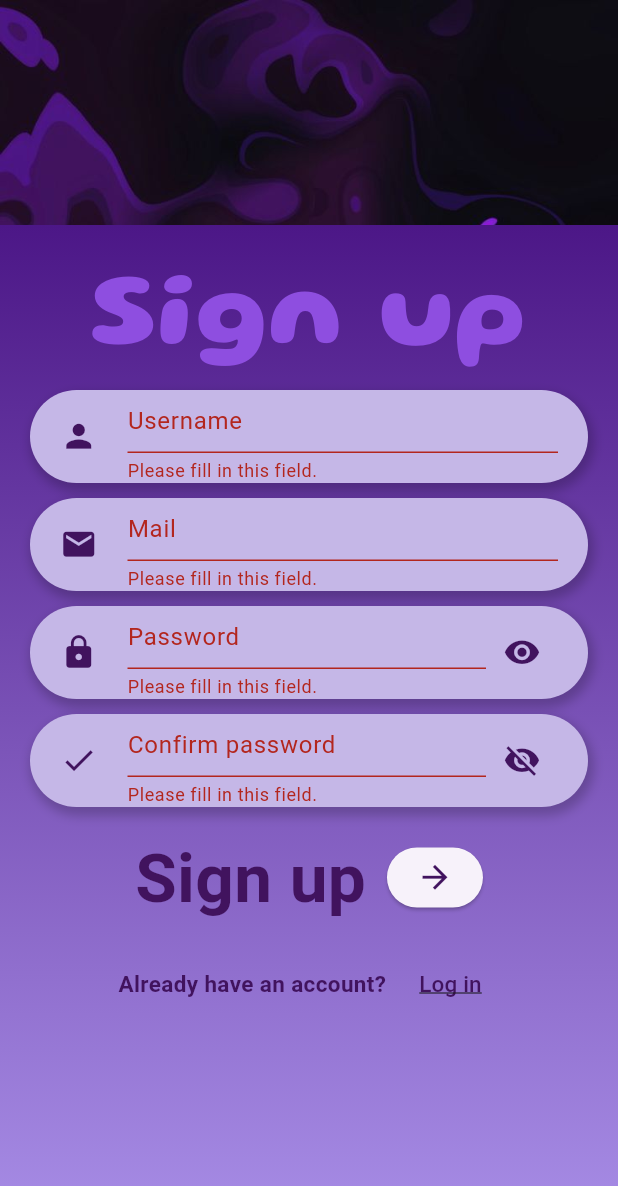
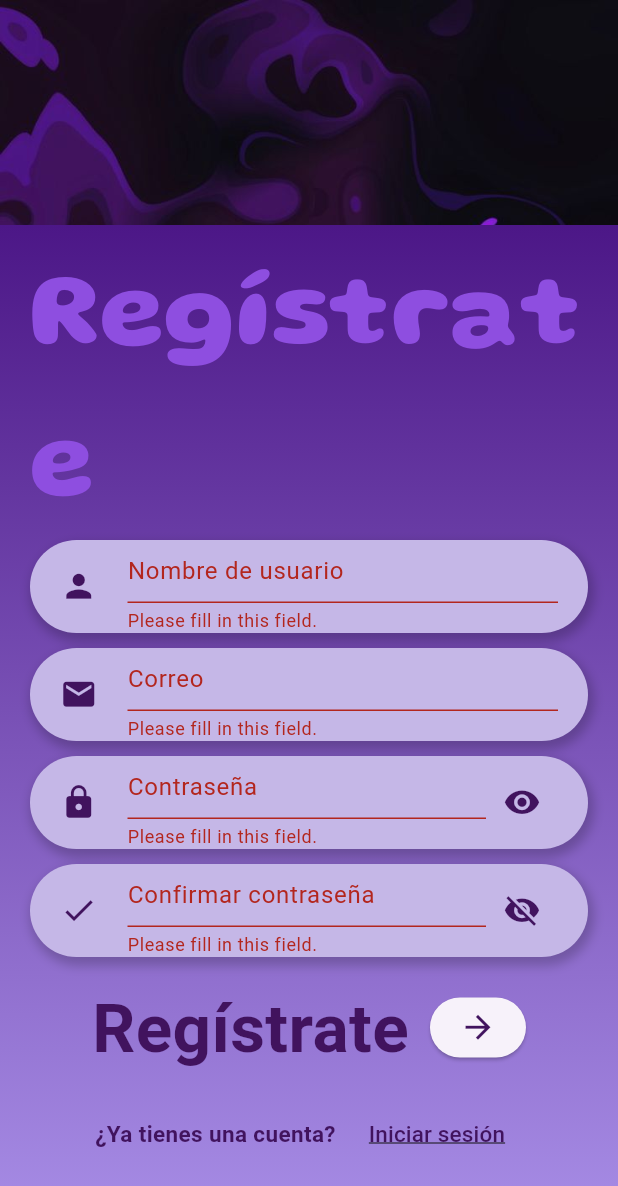
Before and after one commit to estelaV9/TFG_CubeX, a Flutter app: the SignUpScreen screen opened directly, after a tap on the "arrow forward" icon, after a tap on the "visibility off" icon, on a phone screen of 412 x 824 dp. Shown: the top 1186 px of the screen. Run offline on Flutter 3.47's test engine with Material 3 defaults, Android fonts, the phone set to English and light mode, and no system bars; our stand-ins replace logger, sqflite, sqflite_common_ffi; missing offline and left inert: dart:ffi; accounts and stored records are empty; generated files the repository leaves out were written again.

Commit message:
implementar la internacionalizacion a la app, en textos, tooltips o snackbar, entre otros con semantics

```diff
--- a/lib/main.dart
+++ b/lib/main.dart
@@ -46,7 +46,7 @@ class CubeXApp extends StatelessWidget {
           Locale('es'),
           Locale('en')
         ],
-        locale: Locale('en'),
+        locale: Locale('es'),
         debugShowCheckedModeBanner: false,
         // QUITAR MARCA DEBUG
         home: IntroScreen());
--- a/lib/view/components/Icon/animated_icon.dart
+++ b/lib/view/components/Icon/animated_icon.dart
@@ -3,6 +3,7 @@ import 'package:esteladevega_tfg_cubex/utilities/app_color.dart';
 import 'package:flutter/material.dart';
 
 import '../../../model/cubetype.dart';
+import '../../../utilities/internationalization.dart';
 
 class AnimatedIconWidget extends StatefulWidget {
   final AnimatedIconData animatedIconData;
@@ -36,7 +37,7 @@ class _AnimatedIconWidgetState extends State<AnimatedIconWidget>
   @override
   Widget build(BuildContext context) {
     return IconButton(
-      tooltip: "Choose cube type",
+      tooltip: Internationalization.internationalization.getLocalizations(context, "choose_cube_type"),
       // SE CREA EL ICONO CON UNA ANIMACION DE ABRIR Y CERRAR EL MENU
       icon: AnimatedIcon(
         icon: widget.animatedIconData,
--- a/lib/view/components/Icon/icon.dart
+++ b/lib/view/components/Icon/icon.dart
@@ -1,30 +1,36 @@
 import 'package:flutter/material.dart';
 
 import '../../../utilities/app_color.dart';
+import '../../../utilities/internationalization.dart';
 
 class IconClass {
 
-  static Tooltip iconMaker(IconData icon, String messageTooltip, [double? size]){
+  static Tooltip iconMaker(BuildContext context, IconData icon, String messageKey, [double? size]){
     size ??= 25; // SI NO SE INTRODUCE UN TAMAÑO, POR DEFECTO SERA 25
+    final messageTooltip = Internationalization.internationalization.getLocalizations(context, messageKey);
     return Tooltip(
       message: messageTooltip,
       child: Icon(icon, color: AppColors.darkPurpleColor, size: size),
     );
   } // METODO QUE DEVUELVE UN ICONO CON UN TOOLTIP
 
-  static IconButton iconButton(
+  static IconButton iconButton(BuildContext context,
       VoidCallback function, String tooltip, IconData icon) {
+    final messageTooltip = Internationalization.internationalization.getLocalizations(context, tooltip);
+
     return IconButton(
         onPressed: () {
           function();
         },
         color: AppColors.darkPurpleColor,
-        tooltip: tooltip,
+        tooltip: messageTooltip,
         icon: Icon(icon));
   } // METODO QUE DEVUELVE UN ICONBUTTON
 
-  static Tooltip iconButtonImage(
-      VoidCallback function, String filePath, String messageTooltip) {
+  static Tooltip iconButtonImage(BuildContext context,
+      VoidCallback function, String filePath, String messageKey) {
+    final messageTooltip = Internationalization.internationalization.getLocalizations(context, messageKey);
+
     return Tooltip(
       // CUANDO SE PASE EL MOUSE SALDRA UN TEXTO
       message: messageTooltip,
@@ -39,7 +45,7 @@ class IconClass {
             // SE QUITA EL PADDIN QUE TIENE ALREDEDOR
             padding: EdgeInsets.zero,
             // SE LE DA UN TAMAÑO AL BOTON
-            minimumSize: Size(5, 40),
+            minimumSize: const Size(5, 40),
           ),
           child: SizedBox(
               child: Image.asset(
--- a/lib/view/components/cube_header_container.dart
+++ b/lib/view/components/cube_header_container.dart
@@ -165,14 +165,14 @@ class _CubeHeaderContainerState extends State<CubeHeaderContainer> {
 
                   const SizedBox(width: 5),
 
-                  IconClass.iconButtonImage(() {
+                  IconClass.iconButtonImage(context, () {
                     showModalBottomSheet(
                       context: context,
                       builder: (context) => SessionMenu(
                         onSessionSelected: onSessionSelected,
                       ),
                     );
-                  }, "assets/session_icon.png", "Choose session"),
+                  }, "assets/session_icon.png", "choose_session"),
                 ],
               ),
             )
--- a/lib/view/components/password_field_row.dart
+++ b/lib/view/components/password_field_row.dart
@@ -99,10 +99,10 @@ class _PasswordFieldFormState extends State<PasswordFieldForm> {
                     });
                   },
                   icon: _isObscure
-                      ? IconClass.iconMaker(
-                          Icons.visibility_off, "Show password")
-                      : IconClass.iconMaker(
-                          Icons.remove_red_eye, "Hide password"),
+                      ? IconClass.iconMaker(context,
+                          Icons.visibility_off, "show_password")
+                      : IconClass.iconMaker(context,
+                          Icons.remove_red_eye, "hide_password"),
                   tooltip: _isObscure ? "Show password" : "Hide password",
                 )
               ],
--- a/lib/view/screen/historial_screen.dart
+++ b/lib/view/screen/historial_screen.dart
@@ -50,7 +50,7 @@ class _HistorialScreenState extends State<HistorialScreen> {
                 onPressed: () {
                   _scaffoldKey.currentState?.openDrawer(); // ABRE EL DRAWER
                 },
-                icon: IconClass.iconMaker(Icons.settings, "Settings", 30)),
+                icon: IconClass.iconMaker(context, Icons.settings, "settings", 30)),
           ),
 
           // CONTAINER DEL TIPO DE CUBO Y LA SESION UN POCO MAS ABAJO A LA DERECHA
--- a/lib/view/screen/login_screen.dart
+++ b/lib/view/screen/login_screen.dart
@@ -57,7 +57,7 @@ class _LoginScreenState extends State<LoginScreen> {
       } else {
         // SI LAS CREDENCIALES FALLAN, SE MUESTRA UNA ALERTA
         AlertUtil.showSnackBarError(context,
-            "The username or password you entered is incorrect. Please try again.");
+            "incorrect_username_password");
       }
     }
   } // FUNCION LOGIN
@@ -117,7 +117,7 @@ class _LoginScreenState extends State<LoginScreen> {
                           children: [
                             FieldForm(
                               icon:
-                                  IconClass.iconMaker(Icons.person, "Username"),
+                                  IconClass.iconMaker(context, Icons.person, "username"),
                               labelText: Internationalization
                                   .internationalization
                                   .getLocalizations(context, "username"),
@@ -135,7 +135,7 @@ class _LoginScreenState extends State<LoginScreen> {
                             ),
                             const SizedBox(height: 10),
                             PasswordFieldForm(
-                              icon: IconClass.iconMaker(Icons.lock, "Password"),
+                              icon: IconClass.iconMaker(context, Icons.lock, "password"),
                               labelText: Internationalization
                                   .internationalization
                                   .getLocalizations(context, "password"),
@@ -207,8 +207,8 @@ class _LoginScreenState extends State<LoginScreen> {
                                 // LE QUITAMOS EL PADDING DE DENTRO DEL BTON
                                 padding: EdgeInsets.zero,
                               ),
-                              child: IconClass.iconMaker(
-                                  Icons.arrow_forward, "Enter app")),
+                              child: IconClass.iconMaker(context,
+                                  Icons.arrow_forward, "enter_app")),
                         ],
                       ),
                       const SizedBox(height: 70),
--- a/lib/view/screen/signup_screen.dart
+++ b/lib/view/screen/signup_screen.dart
@@ -67,7 +67,7 @@ class _SignUpScreenState extends State<SignUpScreen> {
             // SE MUESTRA UN SNACKBAR DE QUE SE HA CREADO CORRECTAMENTE
             // Y SE REDIRIGE A LA PANTALLA PRINCIPAL
             AlertUtil.showSnackBarInformation(
-                this.context, "Account created successfully.");
+                this.context, "account_created_successfully");
 
             int idUser =
                 await userDao.getIdUserFromName(currentUser.user!.username);
@@ -154,28 +154,28 @@ class _SignUpScreenState extends State<SignUpScreen> {
                   .e("Error al pillar el id de tipo de cubo 3x3");
               // SE MUESTRA UN SNACKBARR MOSTRANDO QUE HA OCURRIDO UN ERROR PORQUE ES NULO
               AlertUtil.showSnackBarError(this.context,
-                  "An error occurred while creating the account.");
+                  "error_creating_account");
             } // VERIFICA SI EL ID DEL TIPO DE CUBO ES NULO
           } else {
             DatabaseHelper.logger.e("Error la obtener el id del usuario");
             // SE MUESTRA UN SNACKBARR MOSTRANDO QUE HA OCURRIDO UN ERROR AL BUSCAR EL ID
             AlertUtil.showSnackBarError(
-                this.context, "An error occurred while creating the account.");
+                this.context, "error_creating_account");
           } // VERIFICAR EL ID DEL USUARIO
         } else {
           // SE MUESTRA UN SNACKBARR MOSTRANDO QUE HA OCURRIDO UN ERRO AL CREAR USUARIO
           AlertUtil.showSnackBarError(
-              this.context, "An error occurred while creating the account.");
+              this.context, "error_creating_account");
         } // INSERTAR AL USUARIO
       } else {
         // SE MUESTRA UN SNACKBARR MOSTRANDO QUE EL MAIL DEL USUARIO YA EXISTE
         AlertUtil.showSnackBarError(
-            this.context, "An account with this email already exists.");
+            this.context, "account_email_exists");
       } // VALIDAR QUE EL MAIL DEL USUARIO NO EXISTA
     } else {
       // SE MUESTRA UN SNACKBARR MOSTRANDO QUE EL NOMBRE DEL USUARIO YA EXISTE
       AlertUtil.showSnackBarError(
-          this.context, "This username is already in use.");
+          this.context, "username_already_in_use");
     } // VALIDAR QUE EL NOMBRE DE USUARIO NO EXISTA
   } // SI TODOS LOS CAMPOS DEL FORMULARIO ESTAN CORRECTOS
 //} // METODO PARA CREAR UNA CUENTA
@@ -230,7 +230,7 @@ class _SignUpScreenState extends State<SignUpScreen> {
                           child: Column(children: [
                             FieldForm(
                               icon:
-                                  IconClass.iconMaker(Icons.person, "Username"),
+                                  IconClass.iconMaker(context, Icons.person, "username"),
                               labelText: Internationalization
                                   .internationalization
                                   .getLocalizations(context, "username"),
@@ -252,7 +252,7 @@ class _SignUpScreenState extends State<SignUpScreen> {
                             const SizedBox(height: 10),
 
                             FieldForm(
-                              icon: IconClass.iconMaker(Icons.mail, "Mail"),
+                              icon: IconClass.iconMaker(context, Icons.mail, "mail"),
                               labelText: Internationalization
                                   .internationalization
                                   .getLocalizations(context, "mail"),
@@ -274,7 +274,7 @@ class _SignUpScreenState extends State<SignUpScreen> {
                             const SizedBox(height: 10),
 
                             PasswordFieldForm(
-                              icon: IconClass.iconMaker(Icons.lock, "Password"),
+                              icon: IconClass.iconMaker(context, Icons.lock, "password"),
                               labelText: Internationalization
                                   .internationalization
                                   .getLocalizations(context, "password"),
@@ -297,8 +297,8 @@ class _SignUpScreenState extends State<SignUpScreen> {
                             const SizedBox(height: 10),
 
                             PasswordFieldForm(
-                              icon: IconClass.iconMaker(
-                                  Icons.check, "Confirm Password"),
+                              icon: IconClass.iconMaker(context,
+                                  Icons.check, "confirm_password"),
                               labelText: Internationalization
                                   .internationalization
                                   .getLocalizations(
@@ -347,8 +347,8 @@ class _SignUpScreenState extends State<SignUpScreen> {
                                 // LE QUITAMOS EL PADDING DE DENTRO DEL BTON
                                 padding: EdgeInsets.zero,
                               ),
-                              child: IconClass.iconMaker(
-                                  Icons.arrow_forward, "Enter app")),
+                              child: IconClass.iconMaker(context,
+                                  Icons.arrow_forward, "enter_app")),
                         ],
                       ),
                       const SizedBox(height: 15),
```
Also changed, not shown: lib/utilities/alert.dart (+93 -29 lines), lib/view/components/cube_type_menu.dart (+25 -12 lines), lib/view/components/scramble_container.dart (+5 -5 lines), lib/view/components/search_time_container.dart (+7 -5 lines), lib/view/components/session_menu.dart (+28 -17 lines), lib/view/navigation/app_drawer.dart (+18 -13 lines), lib/view/screen/about_app_screen.dart (+11 -3 lines), lib/view/screen/my_profile_screen.dart (+11 -12 lines), lib/view/screen/timer_screen.dart (+4 -4 lines), pubspec.lock.
